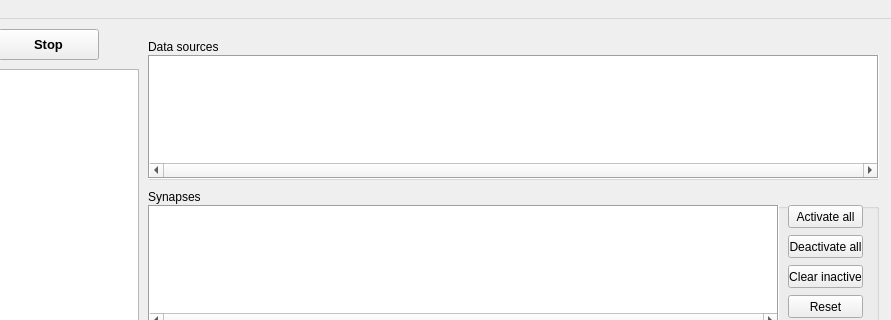
CompEphys-team/stdpc, file src/gui/MainWin.ui: the form before one commit; both pictures show x 122 to 1013 and y 0 to 320 of the 1013 by 912 pixel window.
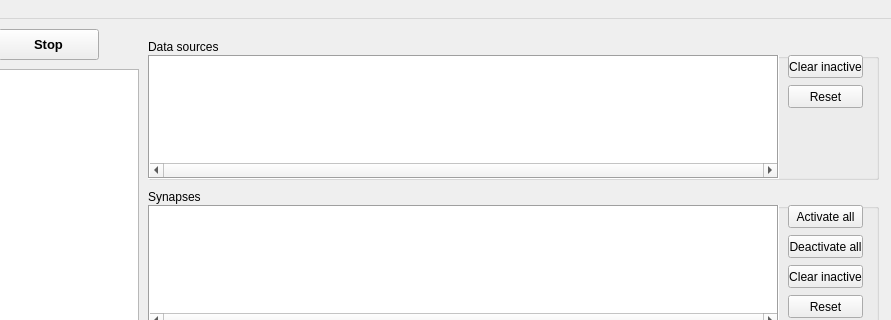
The form after the commit. Custom widgets are drawn as their Qt base class.

Commit message:
Added utility buttons to DAQ box
Largely mirrors 83e3942.

Known issue: ChannelListModel is not updated correctly, causing
out-of-sync channel display and crashes.

The edit to the form file:
```diff
--- a/src/gui/MainWin.ui
+++ b/src/gui/MainWin.ui
@@ -1122,7 +1122,7 @@
       <rect>
        <x>0</x>
        <y>16</y>
-       <width>731</width>
+       <width>631</width>
        <height>124</height>
       </rect>
      </property>
@@ -1154,6 +1154,32 @@
       <number>101</number>
      </attribute>
     </widget>
+    <widget class="QPushButton" name="DAQReset">
+     <property name="geometry">
+      <rect>
+       <x>640</x>
+       <y>46</y>
+       <width>75</width>
+       <height>23</height>
+      </rect>
+     </property>
+     <property name="text">
+      <string>Reset</string>
+     </property>
+    </widget>
+    <widget class="QPushButton" name="DAQClear">
+     <property name="geometry">
+      <rect>
+       <x>640</x>
+       <y>16</y>
+       <width>75</width>
+       <height>23</height>
+      </rect>
+     </property>
+     <property name="text">
+      <string>Clear inactive</string>
+     </property>
+    </widget>
    </widget>
   </widget>
   <widget class="QMenuBar" name="menubar">
```
The commit also changes 16 other files.
